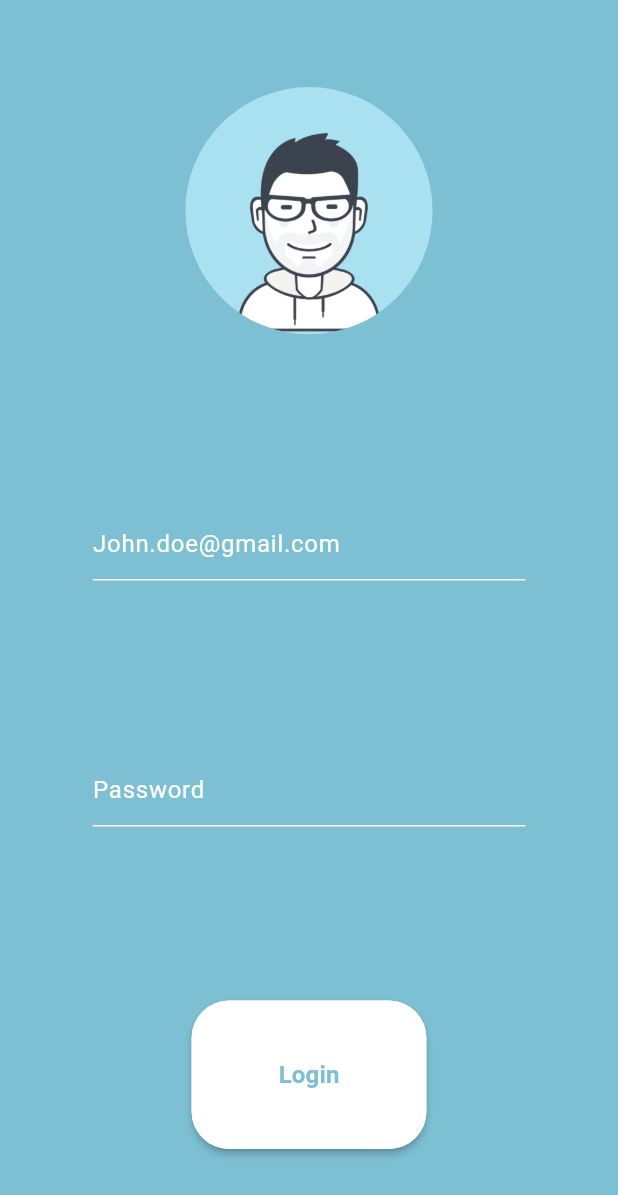
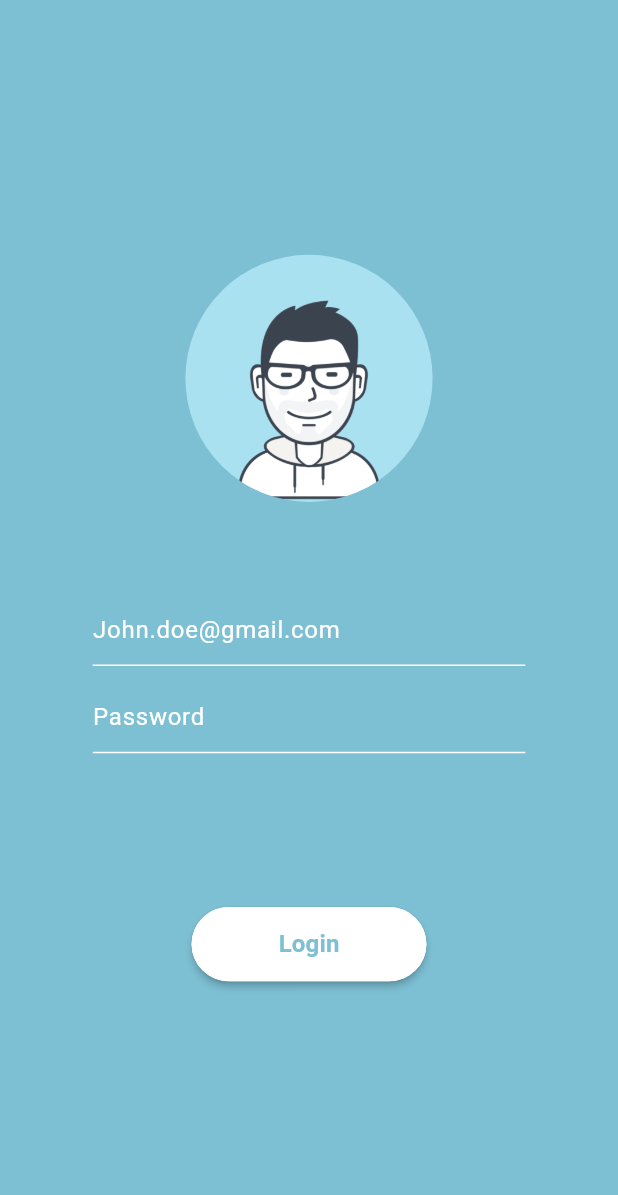
Before and after one commit to jamesv28/authify_flutter, a Flutter app: the screen it shows after launch, on a phone screen of 412 x 824 dp. Shown: the top 1195 px of the screen. Run offline on Flutter 3.47's test engine with Material 3 defaults, Android fonts, the phone set to English and light mode, and no system bars.

Commit message:
fixed login button

```diff
--- a/lib/pages/login_page.dart
+++ b/lib/pages/login_page.dart
@@ -1,5 +1,4 @@
 import 'package:flutter/material.dart';
-
 
 class LoginPage extends StatelessWidget {
   LoginPage({super.key});
@@ -18,16 +17,26 @@ class LoginPage extends StatelessWidget {
       backgroundColor: primaryColor,
       body: Align(
         alignment: Alignment.center,
+        child: Container(
+          height: _deviceHeight * 0.60,
+          width: _deviceWidth,
           child: Column(
             mainAxisAlignment: MainAxisAlignment.spaceAround,
             mainAxisSize: MainAxisSize.max,
             crossAxisAlignment: CrossAxisAlignment.center,
             children: [
               _avatarWidget(),
+              SizedBox(
+                height: _deviceHeight * 0.05,
+              ),
               _emailTextField(),
               _passwordTexField(),
+              SizedBox(
+                height: _deviceHeight * 0.10,
+              ),
               _loginButton()
             ],
+          ),
         ),
       ),
     );
@@ -94,7 +103,7 @@ class LoginPage extends StatelessWidget {
   Widget _loginButton() {
     return MaterialButton(
       minWidth: _deviceWidth * 0.38,
-      height: _deviceHeight * 0.12,
+      height: _deviceWidth * 0.12,
       color: Colors.white,
       shape: RoundedRectangleBorder(
         borderRadius: BorderRadius.circular(25.0),
```
Lines whose indentation alone changed are shown as unchanged.
